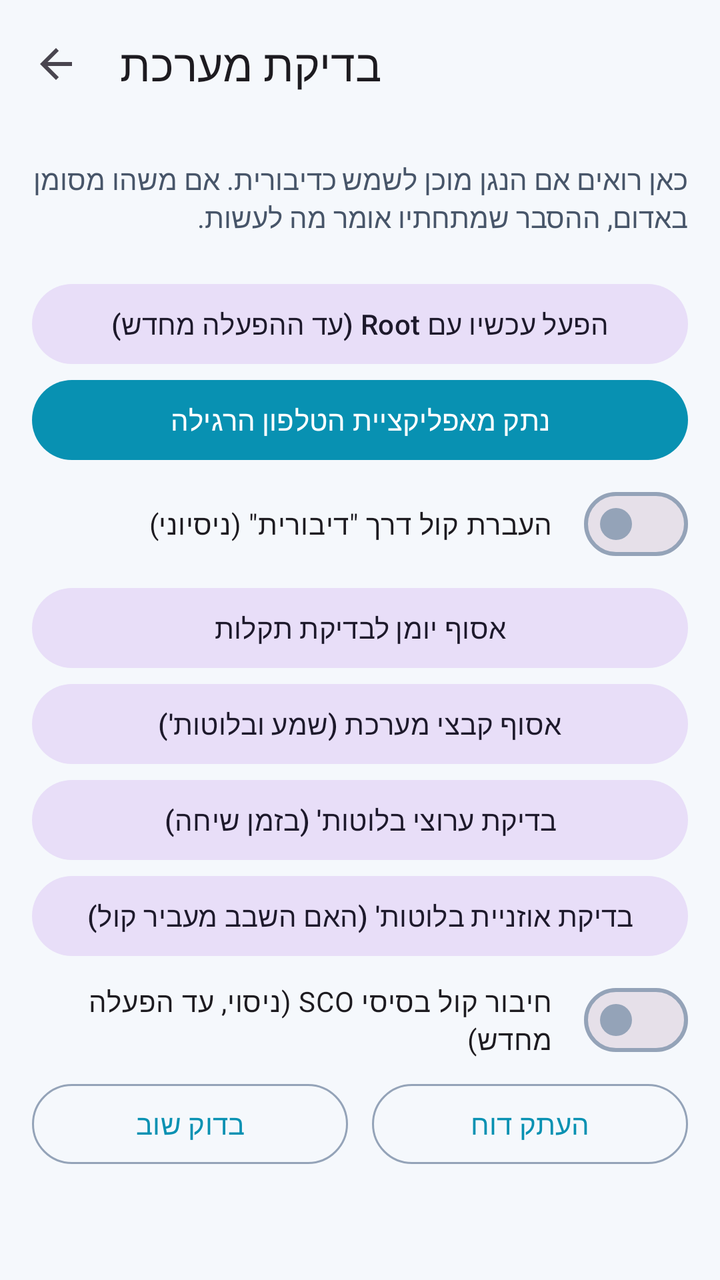
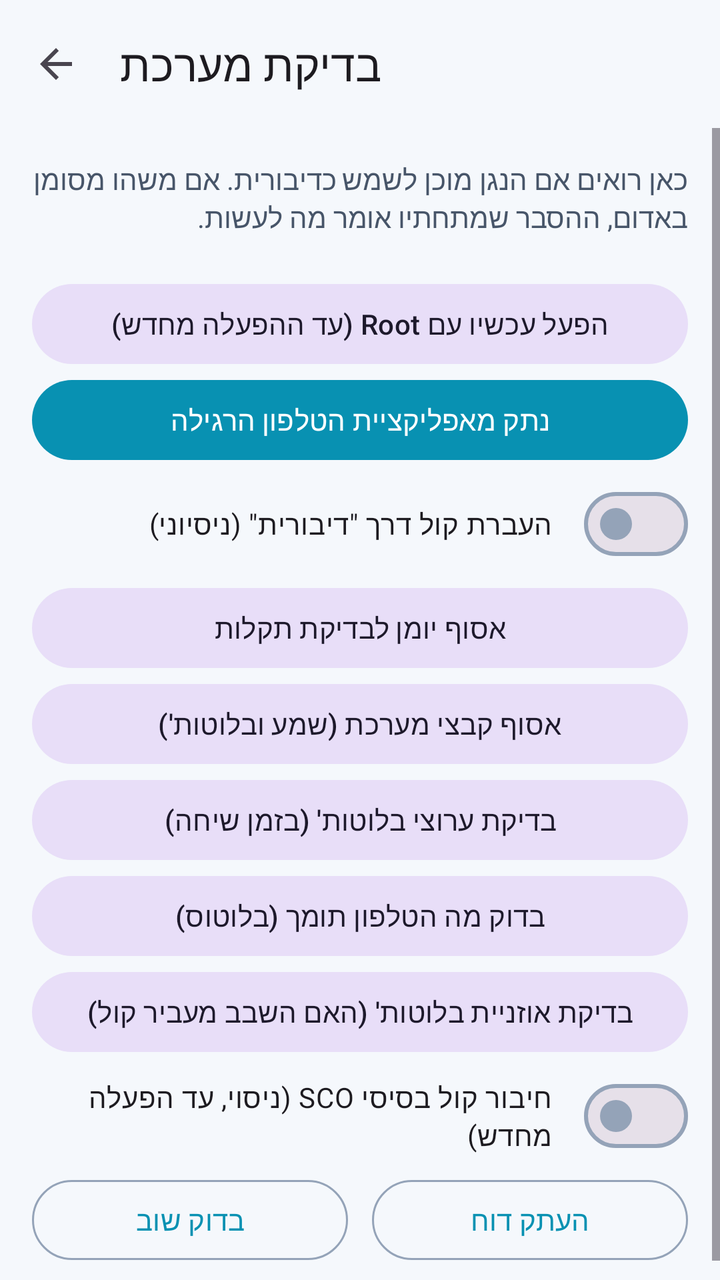

Screens rendered from an Android XML layout before and after an edit, with the pre-edit source and the edit as a unified diff.
<!-- AndroidManifest.xml: application theme Theme.PhoneLink -->
<!-- res/layout/activity_diagnostics.xml -->
<?xml version="1.0" encoding="utf-8"?>
<LinearLayout xmlns:android="http://schemas.android.com/apk/res/android"
    xmlns:app="http://schemas.android.com/apk/res-auto"
    android:layout_width="match_parent"
    android:layout_height="match_parent"
    android:fitsSystemWindows="true"
    android:orientation="vertical">

    <com.google.android.material.appbar.MaterialToolbar
        android:id="@+id/toolbar"
        android:layout_width="match_parent"
        android:layout_height="?attr/actionBarSize"
        app:navigationIcon="?attr/homeAsUpIndicator"
        app:title="@string/diag_title" />

    <ScrollView
        android:layout_width="match_parent"
        android:layout_height="0dp"
        android:layout_weight="1">

        <LinearLayout
            android:layout_width="match_parent"
            android:layout_height="wrap_content"
            android:orientation="vertical"
            android:padding="16dp">

            <TextView
                android:layout_width="match_parent"
                android:layout_height="wrap_content"
                android:text="@string/diag_intro"
                android:textColor="?attr/colorOnSurfaceVariant" />

            <LinearLayout
                android:id="@+id/checks"
                android:layout_width="match_parent"
                android:layout_height="wrap_content"
                android:layout_marginTop="12dp"
                android:orientation="vertical" />

            <com.google.android.material.button.MaterialButton
                android:id="@+id/installSystem"
                android:layout_width="match_parent"
                android:layout_height="wrap_content"
                android:layout_marginTop="16dp"
                android:text="@string/install_system"
                android:visibility="gone" />

            <com.google.android.material.button.MaterialButton
                android:id="@+id/enableNow"
                style="@style/Widget.Material3.Button.TonalButton"
                android:layout_width="match_parent"
                android:layout_height="wrap_content"
                android:layout_marginTop="8dp"
                android:text="@string/diag_enable_now" />

            <com.google.android.material.button.MaterialButton
                android:id="@+id/phoneAppLink"
                android:layout_width="match_parent"
                android:layout_height="wrap_content"
                android:text="@string/phone_app_link_off" />

            <com.google.android.material.materialswitch.MaterialSwitch
                android:id="@+id/bridgeSwitch"
                android:layout_width="match_parent"
                android:layout_height="wrap_content"
                android:layout_marginVertical="4dp"
                android:text="@string/bridge_switch" />

            <com.google.android.material.button.MaterialButton
                android:id="@+id/collectLog"
                style="@style/Widget.Material3.Button.TonalButton"
                android:layout_width="match_parent"
                android:layout_height="wrap_content"
                android:text="@string/collect_log" />

            <com.google.android.material.button.MaterialButton
                android:id="@+id/collectSystemFiles"
                style="@style/Widget.Material3.Button.TonalButton"
                android:layout_width="match_parent"
                android:layout_height="wrap_content"
                android:text="@string/collect_system_files" />

            <com.google.android.material.button.MaterialButton
                android:id="@+id/probeChannels"
                style="@style/Widget.Material3.Button.TonalButton"
                android:layout_width="match_parent"
                android:layout_height="wrap_content"
                android:text="@string/probe_channels" />

            <com.google.android.material.button.MaterialButton
                android:id="@+id/headsetTest"
                style="@style/Widget.Material3.Button.TonalButton"
                android:layout_width="match_parent"
                android:layout_height="wrap_content"
                android:text="@string/headset_test" />

            <com.google.android.material.materialswitch.MaterialSwitch
                android:id="@+id/basicScoSwitch"
                android:layout_width="match_parent"
                android:layout_height="wrap_content"
                android:layout_marginVertical="4dp"
                android:text="@string/basic_sco_switch" />

            <com.google.android.material.button.MaterialButton
                android:id="@+id/uninstallSystem"
                style="@style/Widget.Material3.Button.TextButton"
                android:layout_width="match_parent"
                android:layout_height="wrap_content"
                android:text="@string/uninstall_system"
                android:visibility="gone" />

            <LinearLayout
                android:layout_width="match_parent"
                android:layout_height="wrap_content"
                android:orientation="horizontal">

                <com.google.android.material.button.MaterialButton
                    android:id="@+id/refresh"
                    style="@style/Widget.Material3.Button.OutlinedButton"
                    android:layout_width="0dp"
                    android:layout_height="wrap_content"
                    android:layout_marginEnd="6dp"
                    android:layout_weight="1"
                    android:text="@string/diag_refresh" />

                <com.google.android.material.button.MaterialButton
                    android:id="@+id/copy"
                    style="@style/Widget.Material3.Button.OutlinedButton"
                    android:layout_width="0dp"
                    android:layout_height="wrap_content"
                    android:layout_marginStart="6dp"
                    android:layout_weight="1"
                    android:text="@string/diag_copy" />
            </LinearLayout>

            <TextView
                android:id="@+id/shellOutput"
                android:layout_width="match_parent"
                android:layout_height="wrap_content"
                android:layout_marginTop="8dp"
                android:fontFamily="monospace"
                android:textDirection="ltr"
                android:textSize="12sp"
                android:visibility="gone" />
        </LinearLayout>
    </ScrollView>
</LinearLayout>
<!-- resources referenced by this layout -->
<resources>
  <string name="basic_sco_switch">חיבור קול בסיסי SCO (ניסוי, עד הפעלה מחדש)</string>
  <string name="bridge_switch">העברת קול דרך \"דיבורית\" (ניסיוני)</string>
  <string name="collect_log">אסוף יומן לבדיקת תקלות</string>
  <string name="collect_system_files">אסוף קבצי מערכת (שמע ובלוטות\')</string>
  <string name="diag_copy">העתק דוח</string>
  <string name="diag_enable_now">הפעל עכשיו עם Root (עד ההפעלה מחדש)</string>
  <string name="diag_intro">כאן רואים אם הנגן מוכן לשמש כדיבורית. אם משהו מסומן באדום, ההסבר שמתחתיו אומר מה לעשות.</string>
  <string name="diag_refresh">בדוק שוב</string>
  <string name="diag_title">בדיקת מערכת</string>
  <string name="headset_test">בדיקת אוזניית בלוטות\' (האם השבב מעביר קול)</string>
  <string name="install_system">התקן כאפליקציית מערכת</string>
  <string name="phone_app_link_off">נתק מאפליקציית הטלפון הרגילה</string>
  <string name="probe_channels">בדיקת ערוצי בלוטות\' (בזמן שיחה)</string>
  <string name="uninstall_system">הסר מהמערכת</string>
  <style name="Theme.PhoneLink" parent="Theme.Material3.DayNight.NoActionBar">
          <item name="colorPrimary">@color/md_primary</item>
          <item name="colorOnPrimary">@color/md_on_primary</item>
          <item name="colorPrimaryContainer">@color/md_primary_container</item>
          <item name="colorOnPrimaryContainer">@color/md_on_primary_container</item>
          <item name="colorSurface">@color/md_surface</item>
          <item name="colorOnSurface">@color/md_on_surface</item>
          <item name="colorSurfaceVariant">@color/md_surface_variant</item>
          <item name="colorOnSurfaceVariant">@color/md_on_surface_variant</item>
          <item name="colorSurfaceContainer">@color/md_surface_container</item>
          <item name="colorOutline">@color/md_outline</item>
          <item name="android:colorBackground">@color/md_surface</item>
          <item name="android:windowBackground">@color/md_surface</item>
          <item name="android:statusBarColor">@color/md_surface</item>
          <item name="android:navigationBarColor">@color/md_surface</item>
      </style>
  <color name="md_primary">#0891B2</color>
  <color name="md_on_primary">#FFFFFF</color>
  <color name="md_primary_container">#CFFAFE</color>
  <color name="md_on_primary_container">#083344</color>
  <color name="md_surface">#F5F8FC</color>
  <color name="md_on_surface">#0F172A</color>
  <color name="md_surface_variant">#E2E8F0</color>
  <color name="md_on_surface_variant">#475569</color>
  <color name="md_surface_container">#FFFFFF</color>
  <color name="md_outline">#94A3B8</color>
</resources>

<!-- the commit's change to res/layout/activity_diagnostics.xml (unified diff, before → after) -->
@@ -88,6 +88,13 @@
                 android:text="@string/probe_channels" />
 
             <com.google.android.material.button.MaterialButton
+                android:id="@+id/serviceProbe"
+                style="@style/Widget.Material3.Button.TonalButton"
+                android:layout_width="match_parent"
+                android:layout_height="wrap_content"
+                android:text="@string/service_probe" />
+
+            <com.google.android.material.button.MaterialButton
                 android:id="@+id/headsetTest"
                 style="@style/Widget.Material3.Button.TonalButton"
                 android:layout_width="match_parent"
<!-- resource entries referenced after the edit -->
@@ -13,6 +13,7 @@
   <string name="install_system">התקן כאפליקציית מערכת</string>
   <string name="phone_app_link_off">נתק מאפליקציית הטלפון הרגילה</string>
   <string name="probe_channels">בדיקת ערוצי בלוטות\' (בזמן שיחה)</string>
+  <string name="service_probe">בדוק מה הטלפון תומך (בלוטוס)</string>
   <string name="uninstall_system">הסר מהמערכת</string>
   <style name="Theme.PhoneLink" parent="Theme.Material3.DayNight.NoActionBar">
           <item name="colorPrimary">@color/md_primary</item>
